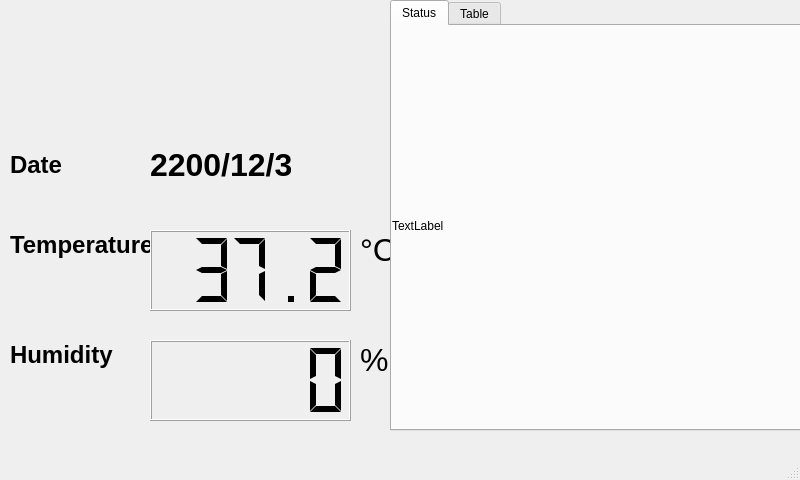
Old version of the form HTsensor_record_new.ui in the repository TaroballzChen/RaspberryPi_HTsensor_display.
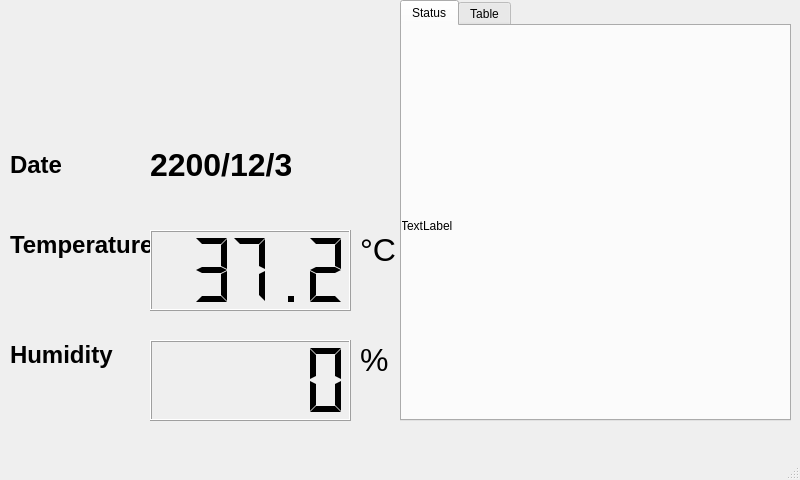
New version of the form. The open tabs and pages were chosen to show the change.

Patch:
```diff
--- a/HTsensor_record_new.ui
+++ b/HTsensor_record_new.ui
@@ -143,10 +143,10 @@
    <widget class="QTabWidget" name="tabWidget">
     <property name="geometry">
      <rect>
-      <x>390</x>
+      <x>400</x>
       <y>0</y>
-      <width>411</width>
-      <height>431</height>
+      <width>391</width>
+      <height>421</height>
      </rect>
     </property>
     <property name="currentIndex">
@@ -159,9 +159,9 @@
      <widget class="QLabel" name="StatusLabel">
       <property name="geometry">
        <rect>
-        <x>0</x>
+        <x>-1</x>
         <y>0</y>
-        <width>400</width>
+        <width>401</width>
         <height>400</height>
        </rect>
       </property>
```
Left out of the diff: 21 changed lines with no effect on the pictures.
